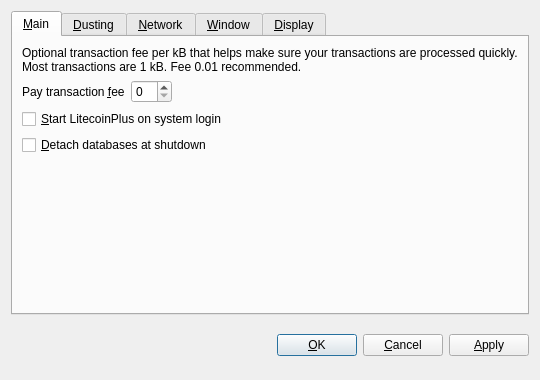
First picture: the form in src/qt/forms/optionsdialog.ui, repository Crypto-Currency/LitecoinPlus, before the edit.
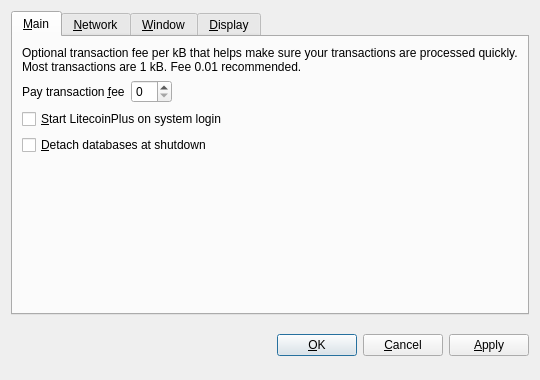
Second picture: the form after the edit. Custom widgets are drawn as their Qt base class.

Commit message: Commented Dusting tab for now

```diff
--- a/src/qt/forms/optionsdialog.ui
+++ b/src/qt/forms/optionsdialog.ui
@@ -111,7 +111,7 @@
        </item>
       </layout>
      </widget>
-     <widget class="QWidget" name="tabDusting">
+     <!--<widget class="QWidget" name="tabDusting">
       <attribute name="title">
        <string>&amp;Dusting</string>
       </attribute>
@@ -140,7 +140,7 @@
         </spacer>
        </item>
       </layout>
-     </widget>
+     </widget>-->
      <widget class="QWidget" name="tabNetwork">
       <attribute name="title">
        <string>&amp;Network</string>
```
